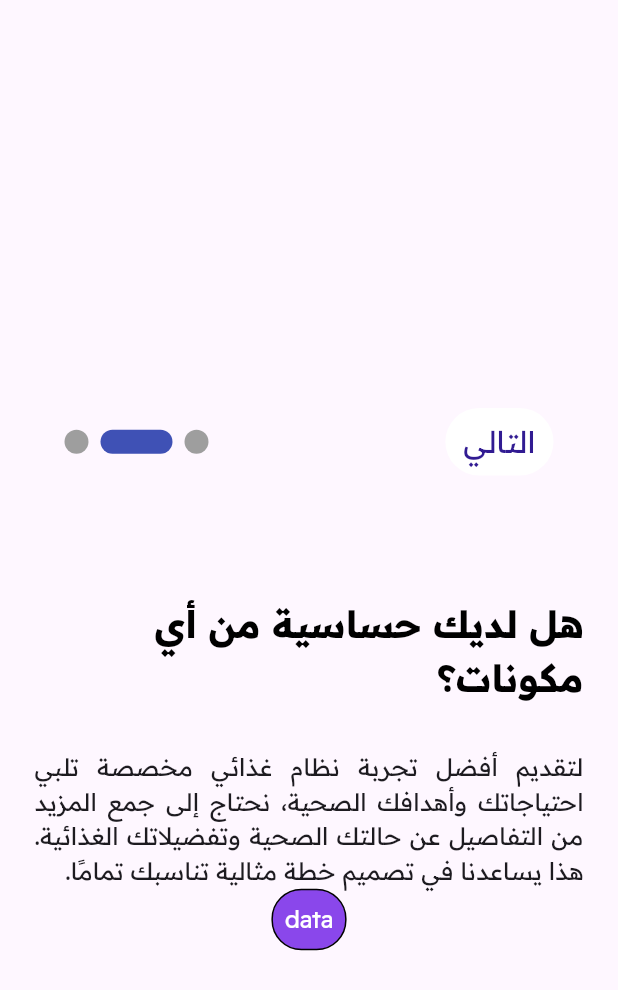
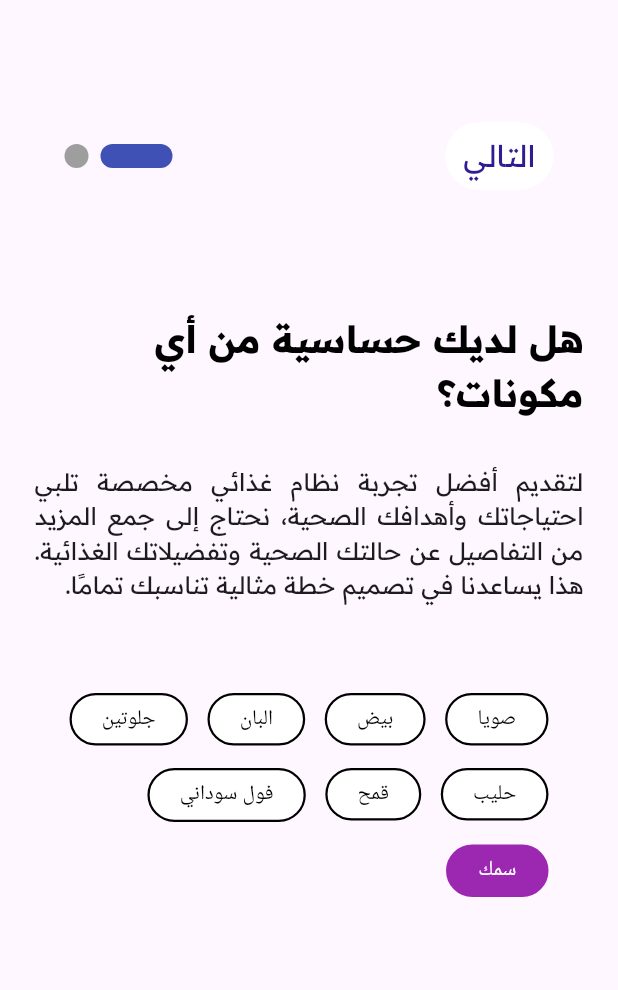
Before and after one commit to Mohamed-Adel9/aklty, a Flutter app: the screen it shows after launch, swiped to page 2, on a phone screen of 412 x 824 dp. Shown: the top 990 px of the screen. Run offline on Flutter 3.47's test engine with Material 3 defaults, Android fonts, the phone set to English and light mode, and no system bars; drawn by our look-alikes of smooth_page_indicator; our stand-ins replace another_flutter_splash_screen, carousel_slider, go_router.

Commit message:
finish onBoarding

```diff
--- /dev/null
+++ b/lib/features/on_boarding/presentation/views/widgets/allergen_buttons.dart
@@ -0,0 +1,64 @@
+import 'package:flutter/material.dart';
+
+class AllergenButtons extends StatefulWidget {
+  @override
+  _AllergenButtonsState createState() => _AllergenButtonsState();
+}
+
+class _AllergenButtonsState extends State<AllergenButtons> {
+  // Map to store the state (selected/unselected) for each button
+  final Map<String, bool> _isSelected = {
+    'جلوتين': false,
+    'البان': false,
+    'بيض': false,
+    'صويا': false,
+    'فول سوداني': false,
+    'قمح': false,
+    'حليب': false,
+    'سمك': true,
+  };
+
+  @override
+  Widget build(BuildContext context) {
+    return  Padding(
+      padding: const EdgeInsets.all(10.0),
+      child: Wrap(
+        alignment: WrapAlignment.end,
+        spacing: 13.0,
+        runSpacing: 15.0,
+        children: _isSelected.keys.map((label) {
+          return _buildButton(label);
+        }).toList(),
+      ),
+    );
+
+  }
+
+  Widget _buildButton(String label) {
+    bool selected = _isSelected[label] ?? false;
+    return GestureDetector(
+      onTap: () {
+        setState(() {
+          _isSelected[label] = !selected; // Toggle the selection state
+        });
+      },
+      child: Container(
+        padding: const EdgeInsets.symmetric(horizontal: 20.0, vertical: 6.0),
+        decoration: BoxDecoration(
+          color: selected ? Colors.purple : Colors.white,
+          borderRadius: BorderRadius.circular(20.0),
+          border: Border.all(
+            color: selected ? Colors.purple : Colors.black,
+            width: 1.5,
+          ),
+        ),
+        child: Text(
+          label,
+          style: TextStyle(
+            color: selected ? Colors.white : Colors.black,
+          ),
+        ),
+      ),
+    );
+  }
+}
--- a/lib/features/on_boarding/presentation/views/widgets/indicator_and_button_widget.dart
+++ b/lib/features/on_boarding/presentation/views/widgets/indicator_and_button_widget.dart
@@ -22,7 +22,7 @@ class IndicatorAndButtonWidget extends StatelessWidget {
         children: [
           SmoothPageIndicator(
             controller: controller, // PageController
-            count: 3,
+            count: 2,
             effect: const ExpandingDotsEffect(), // your preferred effect
           ),
           const Spacer(),
--- a/lib/features/on_boarding/presentation/views/widgets/on_boarding_second_screen.dart
+++ b/lib/features/on_boarding/presentation/views/widgets/on_boarding_second_screen.dart
@@ -1,4 +1,5 @@
 import 'package:aklty/core/utils/styles.dart';
+import 'package:aklty/features/on_boarding/presentation/views/widgets/allergen_buttons.dart';
 import 'package:aklty/features/on_boarding/presentation/views/widgets/indicator_and_button_widget.dart';
 import 'package:flutter/material.dart';
 
@@ -42,34 +43,13 @@ class OnBoardingSecondScreen extends StatelessWidget {
             style: Styles.styleRegular16(context),
             textAlign: TextAlign.justify,
           ),
-          const AllergiesItem(),
+          const SizedBox(
+            height: 50,
+          ),
+          AllergenButtons(),
+          const Spacer(),
         ],
       ),
     );
   }
 }
-
-class AllergiesItem extends StatelessWidget {
-  const AllergiesItem({
-    super.key,
-  });
-
-  final bool isActive = true;
-
-  @override
-  Widget build(BuildContext context) {
-    return Container(
-      decoration: BoxDecoration(
-        borderRadius: BorderRadius.circular(20),
-        color: isActive ?  const Color(0xff8A47EB) : Colors.white ,
-        border: Border.all(color: Colors.black),
-      ),
-      padding: const EdgeInsets.all(8),
-      child: Text(
-        "data",
-        style: Styles.styleRegular16(context)
-            .copyWith(color: isActive ? Colors.white : Colors.black),
-      ),
-    );
-  }
-}
```
